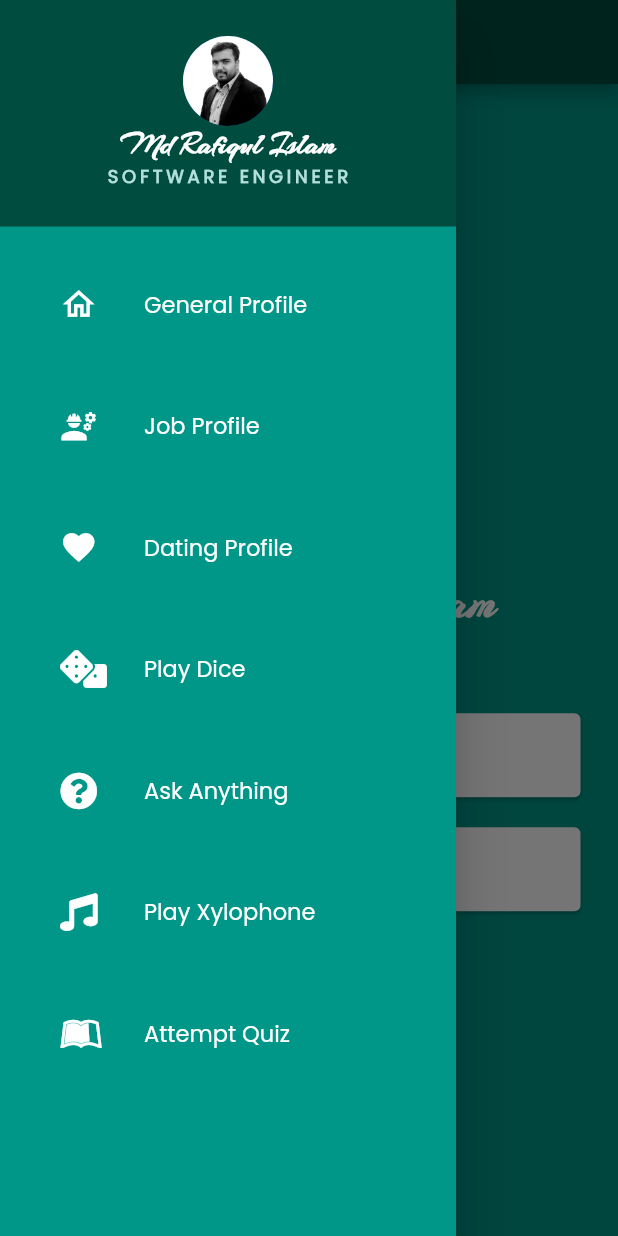
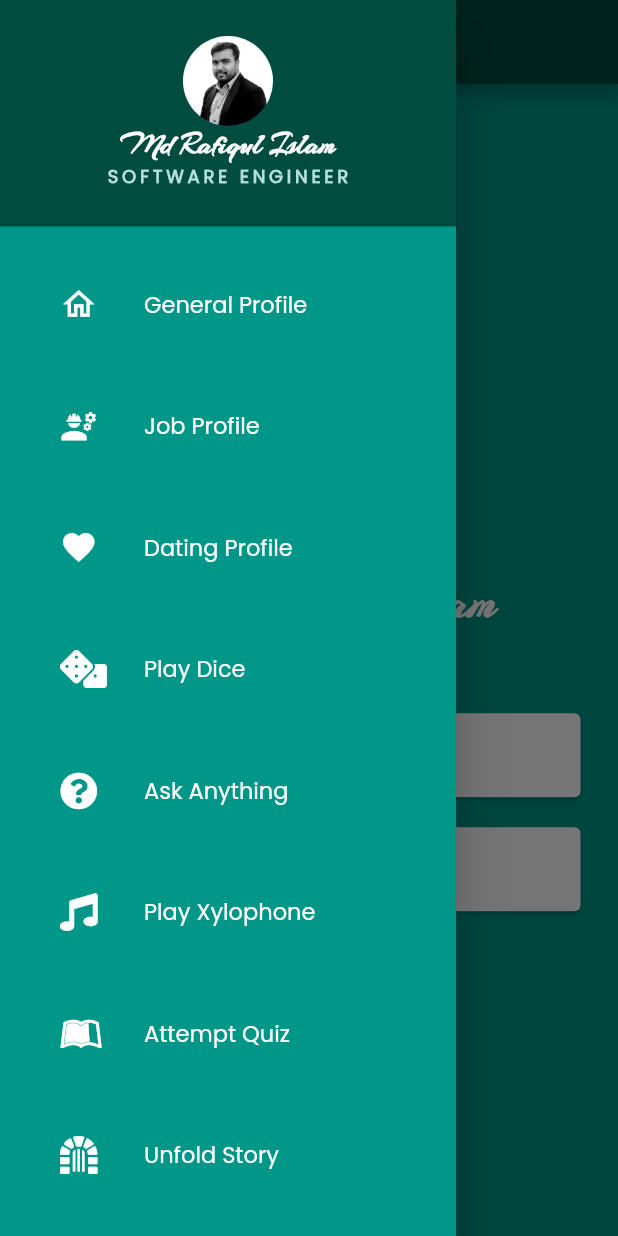
Before and after one commit to vutfiq01/mi_flash_card, a Flutter app: the screen it shows after launch, with the side drawer open, on a phone screen of 412 x 824 dp. Run offline on Flutter 3.47's test engine with Material 2 defaults, Android fonts, the phone set to English and light mode, and no system bars; our stand-ins replace audioplayers, font_awesome_flutter, rflutter_alert.

Commit message:
initialized unfold story page

```diff
--- a/lib/widget/navigation_drawer.dart
+++ b/lib/widget/navigation_drawer.dart
@@ -6,6 +6,7 @@ import 'package:mi_flash_card/dice_app.dart';
 import 'package:mi_flash_card/job_profile_page.dart';
 import 'package:mi_flash_card/main.dart';
 import 'package:mi_flash_card/quiz_app.dart';
+import 'package:mi_flash_card/unfold_story_app.dart';
 import 'package:mi_flash_card/xylophone_app.dart';
 
 class MyNavigationDrawer extends StatelessWidget {
@@ -111,6 +112,12 @@ class MyNavigationDrawer extends StatelessWidget {
               icon: FontAwesomeIcons.leanpub,
               page: const QuizApp(appBarTitle: 'Attempt Quiz'),
             ),
+            drawerItem(
+              context: context,
+              pageTitle: 'Unfold Story',
+              icon: FontAwesomeIcons.dungeon,
+              page: const UnfoldStoryApp(appBarTitle: 'Unfold Story'),
+            ),
           ],
         ),
       );
```
Also changed, not shown: lib/unfold_story_app.dart (added, +25 -0 lines), images/tealspacebackground.jpg (added).
